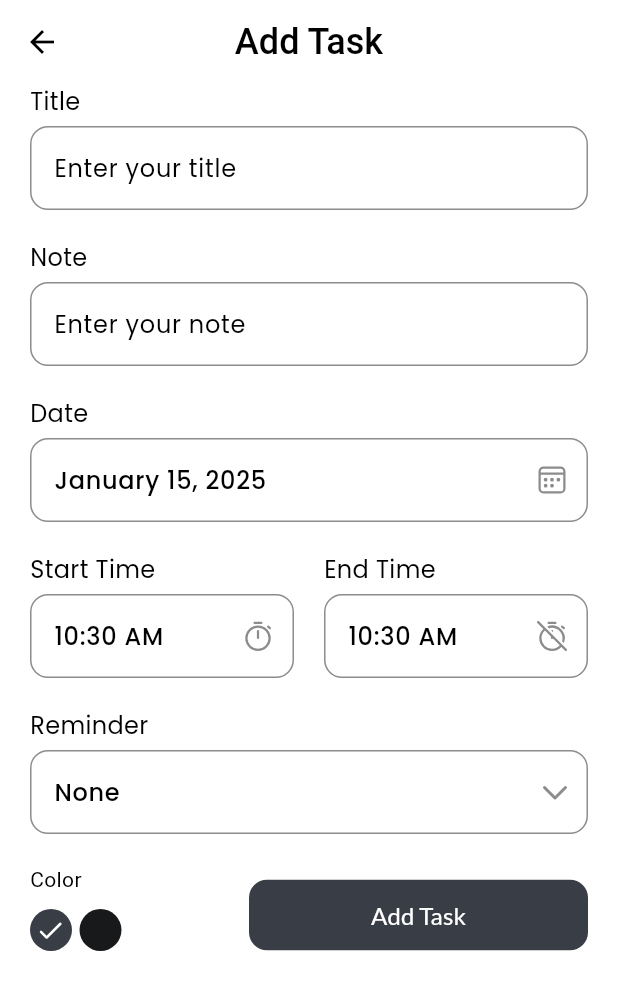
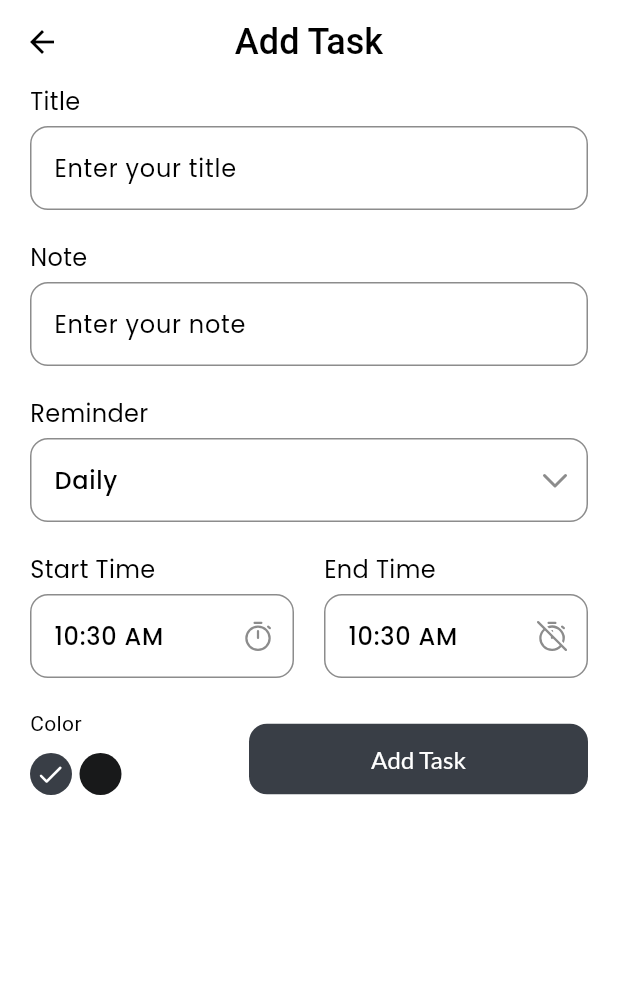
Before and after one commit to Jrcoo13/flutter_push_notification, a Flutter app: the screen it shows after launch, after a tap on an icon or button, on a phone screen of 412 x 824 dp. Shown: the top 990 px of the screen. Run offline on Flutter 3.47's test engine with Material 3 defaults, Android fonts, the phone set to English and light mode, and no system bars; our stand-ins replace date_picker_timeline, fluentui_icons, flutter_local_notifications, flutter_staggered_animations, flutter_timezone, get and 4 more; accounts and stored records are empty.

Commit message:
minor changes

```diff
--- /dev/null
+++ b/lib/app.dart
@@ -0,0 +1,21 @@
+import 'package:flutter/material.dart';
+import 'package:flutter_push_notification/app/features/resources/style/app_theme.dart';
+import 'package:flutter_push_notification/app/features/views/layout/main_page.dart';
+import 'package:flutter_push_notification/app/services/theme_service.dart';
+import 'package:get/get_navigation/src/root/get_material_app.dart';
+import 'package:get/get_state_manager/src/rx_flutter/rx_obx_widget.dart';
+
+class App extends StatelessWidget {
+  const App({super.key});
+
+  @override
+  Widget build(BuildContext context) {
+    return Obx(() => GetMaterialApp(
+          debugShowCheckedModeBanner: false,
+          darkTheme: AppThemes.dark,
+          theme: AppThemes.light,
+          themeMode: ThemeService().theme, // Use reactive theme
+          home: const MainPage(),
+        ));
+  }
+}
--- a/lib/app/config/Database.dart
+++ b/lib/app/config/Database.dart
@@ -12,7 +12,7 @@ class MyDatabase {
   static Future<void> initializeDatabase() async {
     if (myDb != null) return;
 
-    print('Database is initializing');
+    print('initializing sqlite flutter database');
     try {
       String path = '${await getDatabasesPath()}$databaseName';
       myDb = await openDatabase(path, version: version,
--- a/lib/app/features/controllers/taskController.dart
+++ b/lib/app/features/controllers/taskController.dart
@@ -1,4 +1,4 @@
-// ignore_for_file: unnecessary_overrides
+// ignore_for_file: file_names
 
 import 'package:flutter_push_notification/app/config/Database.dart';
 import 'package:flutter_push_notification/app/features/models/taskModel.dart';
--- a/lib/app/features/views/layout/main_page.dart
+++ b/lib/app/features/views/layout/main_page.dart
@@ -1,8 +1,7 @@
 import 'package:fluentui_icons/fluentui_icons.dart';
 import 'package:flutter/material.dart';
 import 'package:flutter_push_notification/app/features/views/pages/home_page.dart';
-import 'package:flutter_push_notification/app/features/views/pages/settings_page.dart';
-import 'package:flutter_push_notification/app/features/views/pages/todo_page.dart';
+import 'package:flutter_push_notification/app/features/views/pages/profile_page.dart';
 
 class MainPage extends StatefulWidget {
   const MainPage({super.key});
@@ -15,8 +14,7 @@ class _MainPageState extends State<MainPage> {
   int selectedBottonNavItem = 0; //base is home page
   final appScreens = [
     const HomePage(),
-    const TodoPage(),
-    const SettingsPage(),
+    const ProfilePage(),
   ];
   @override
   Widget build(BuildContext context) {
@@ -40,13 +38,9 @@ class _MainPageState extends State<MainPage> {
                 activeIcon: Icon(FluentSystemIcons.ic_fluent_home_filled),
                 label: 'Home'),
             BottomNavigationBarItem(
-                icon: Icon(FluentSystemIcons.ic_fluent_folder_regular),
-                activeIcon: Icon(FluentSystemIcons.ic_fluent_folder_filled),
-                label: 'To Do'),
-            BottomNavigationBarItem(
-                icon: Icon(FluentSystemIcons.ic_fluent_settings_regular),
-                activeIcon: Icon(FluentSystemIcons.ic_fluent_settings_filled),
-                label: 'Another Page'),
+                icon: Icon(FluentSystemIcons.ic_fluent_person_regular),
+                activeIcon: Icon(FluentSystemIcons.ic_fluent_person_filled),
+                label: 'Profile'),
           ],
         ),
       ),
--- a/lib/app/features/views/pages/add_task_page.dart
+++ b/lib/app/features/views/pages/add_task_page.dart
@@ -26,7 +26,7 @@ class _AddTaskPageState extends State<AddTaskPage> {
   DateTime startTime = DateTime.now();
   DateTime endTime = DateTime.now();
 
-  String selectedTimeReminderRepetition = 'None';
+  String selectedTimeReminderRepetition = 'Daily';
   List<String> timeReminderRepetition = ['None', 'Daily'];
 
   int selectedTaskColor = 0;
@@ -34,6 +34,8 @@ class _AddTaskPageState extends State<AddTaskPage> {
     AppColor.PRIMARY_COLOR,
     AppColor.BLACK1,
   ];
+
+  bool isDaily = false;
 
   //Text controllers
   TextEditingController titleController = TextEditingController();
@@ -74,7 +76,6 @@ class _AddTaskPageState extends State<AddTaskPage> {
     startTimeController.dispose();
     endTimeController.dispose();
     reminderController.dispose();
-    reminderController.dispose();
     colorController.dispose();
   }
 
@@ -108,7 +109,9 @@ class _AddTaskPageState extends State<AddTaskPage> {
       task: TaskModel(
         title: titleController.text,
         note: noteController.text,
-        date: dateController.text,
+        date: isDaily
+            ? AppConstant.formattedDate(currentDate.toString())
+            : dateController.text,
         startTime: startTimeController.text,
         endTime: endTimeController.text,
         reminder: reminderController.text,
@@ -116,7 +119,7 @@ class _AddTaskPageState extends State<AddTaskPage> {
         isCompleted: 0,
       ),
     );
-    print('Task with the id of ${id} was created');
+    print('Task with the id of $id was created');
   }
 
   @override
@@ -160,7 +163,21 @@ class _AddTaskPageState extends State<AddTaskPage> {
                       return null;
                     },
                   ),
-                  MyTextField(
+                  CustomDropDownButton(
+                    textController: reminderController,
+                    label: 'Reminder',
+                    isReadOnly: true,
+                    placeholder: selectedTimeReminderRepetition,
+                    validator: (value) {
+                      if (value!.isEmpty || value == '') {
+                        return '*This field is required';
+                      }
+                      return null;
+                    },
+                    widget: showReminderTimer(),
+                  ),
+                  isDaily
+                      ? MyTextField(
                           textController: dateController,
                           label: 'Date',
                           isReadOnly: true,
@@ -173,11 +190,13 @@ class _AddTaskPageState extends State<AddTaskPage> {
                             }
                             return null;
                           },
-                    trailingIcon: FluentSystemIcons.ic_fluent_calendar_regular,
+                          trailingIcon:
+                              FluentSystemIcons.ic_fluent_calendar_regular,
                           onPressed: () {
                             getDateTimeUser(context);
                           },
-                  ),
+                        )
+                      : const SizedBox.shrink(),
                   Row(
                     children: [
                       Expanded(
@@ -220,19 +239,6 @@ class _AddTaskPageState extends State<AddTaskPage> {
                         ),
                       ),
                     ],
-                  ),
-                  CustomDropDownButton(
-                    textController: reminderController,
-                    label: 'Reminder',
-                    isReadOnly: true,
-                    placeholder: selectedTimeReminderRepetition,
-                    validator: (value) {
-                      if (value!.isEmpty || value == '') {
-                        return '*This field is required';
-                      }
-                      return null;
-                    },
-                    widget: showReminderTimer(),
                   ),
                   Row(
                     crossAxisAlignment: CrossAxisAlignment.end,
@@ -388,6 +394,11 @@ class _AddTaskPageState extends State<AddTaskPage> {
           () {
             selectedTimeReminderRepetition = value.toString();
             reminderController.text = value.toString();
+            if (value != 'Daily') {
+              isDaily = true;
+            } else {
+              isDaily = false;
+            }
           },
         );
       },
--- a/lib/app/features/views/pages/home_page.dart
+++ b/lib/app/features/views/pages/home_page.dart
@@ -112,23 +112,13 @@ class _HomePageState extends State<HomePage> {
           ),
           Expanded(
             child: Obx(() {
-              if (taskController.taskList.isEmpty) {
-                return Center(
-                  child: Text(
-                    'No tasks available.',
-                    style: TextStyle(fontSize: 16),
-                  ),
-                );
-              }
-
               return ListView.builder(
                 itemCount: taskController.taskList.length,
                 itemBuilder: (context, index) {
                   TaskModel task = taskController.taskList[index];
-                  // print(task.toJson());
+                  print(task.toJson());
                   // Handle Daily Tasks and Current Date Task
-                  if (task.reminder == 'Daily' &&
-                      task.date == _selectedDate.toString()) {
+                  if (task.reminder == 'Daily') {
                     try {
                       DateTime date = DateFormat('HH:mm a')
                           .parse(task.startTime.toString());
@@ -161,7 +151,8 @@ class _HomePageState extends State<HomePage> {
                   }
                   // Handle Tasks for the Selected Date
                   if (task.date ==
-                      AppConstant.formattedDate(_selectedDate.toString())) {
+                          AppConstant.formattedDate(_selectedDate.toString()) &&
+                      task.isCompleted == 0) {
                     try {
                       DateTime date = DateFormat('HH:mm a')
                           .parse(task.startTime.toString());
--- a/lib/main.dart
+++ b/lib/main.dart
@@ -1,30 +1,11 @@
 import 'package:flutter/material.dart';
+import 'package:flutter_push_notification/app.dart';
 import 'package:flutter_push_notification/app/config/Database.dart';
-import 'package:flutter_push_notification/app/features/resources/style/app_theme.dart';
-import 'package:flutter_push_notification/app/features/views/layout/main_page.dart';
-import 'package:flutter_push_notification/app/services/theme_service.dart';
-import 'package:get/get_navigation/src/root/get_material_app.dart';
-import 'package:get/get_state_manager/src/rx_flutter/rx_obx_widget.dart';
 import 'package:get_storage/get_storage.dart';
 
 void main() async {
   WidgetsFlutterBinding.ensureInitialized();
   await GetStorage.init(); // Initialize GetStorage
   await MyDatabase.initializeDatabase(); //Initialize database
-  runApp(const MyApp());
+  runApp(const App());
 }
-
-class MyApp extends StatelessWidget {
-  const MyApp({super.key});
-
-  @override
-  Widget build(BuildContext context) {
-    return Obx(() => GetMaterialApp(
-          debugShowCheckedModeBanner: false,
-          darkTheme: AppThemes.dark,
-          theme: AppThemes.light,
-          themeMode: ThemeService().theme, // Use reactive theme
-          home: const MainPage(),
-        ));
-  }
-}
```
Also changed, not shown: lib/app/components/tile/task_tile.dart (+6 -19 lines), lib/app/features/views/pages/profile_page.dart (renamed from lib/app/features/views/pages/settings_page.dart, +4 -4 lines), lib/app/features/views/pages/todo_page.dart (deleted, +0 -15 lines), 2 other files. Lines whose indentation alone changed are shown as unchanged.
